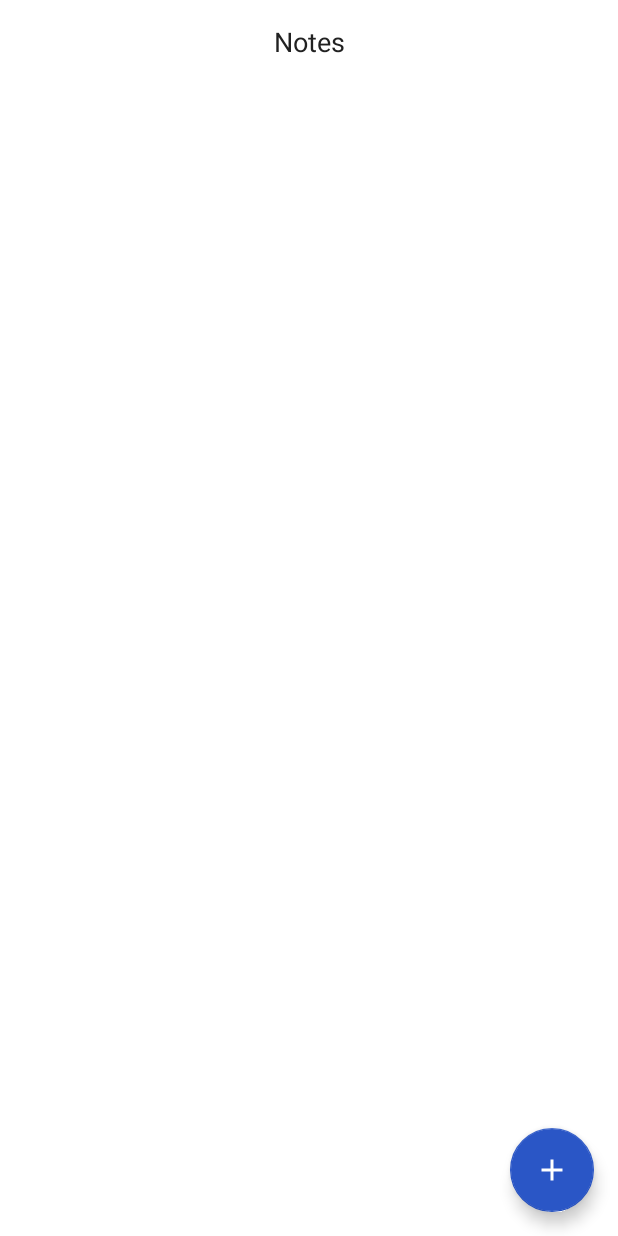
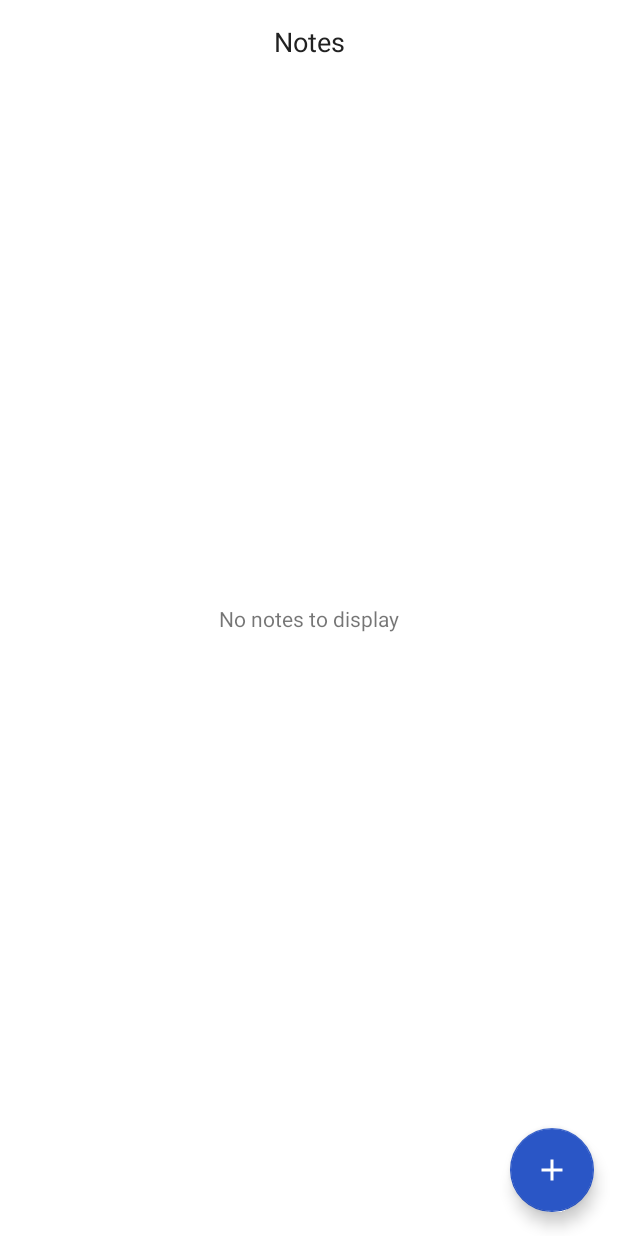
Before and after one commit to muhdsaneef/notesapp, an Android app: the screen it shows after launch (MainActivity), on a phone screen of 412 x 824 dp. Run offline under Robolectric (Android 15) with nearby library versions, the phone set to English and light mode, and no system bars; our stand-ins replace Room's generated code, data binding.

Commit message:
Added empty notes message

```diff
--- a/app/src/main/AndroidManifest.xml
+++ b/app/src/main/AndroidManifest.xml
@@ -11,7 +11,7 @@
             android:theme="@style/AppTheme"
             tools:ignore="GoogleAppIndexingWarning">
         <activity android:name=".activities.NotesEditActivity"
-                  android:windowSoftInputMode="adjustNothing"
+                  android:windowSoftInputMode="adjustPan"
                   android:screenOrientation="portrait"
                   android:theme="@style/AppTheme.NoActionBar"
                   android:configChanges="orientation|screenSize|keyboard|locale">
--- a/app/src/main/java/com/example/notes/activities/MainActivity.kt
+++ b/app/src/main/java/com/example/notes/activities/MainActivity.kt
@@ -88,6 +88,7 @@ class MainActivity : AppCompatActivity() {
     }
 
     private fun updateNotes(listOfNotes: List<Note>?) {
+        binding.isNotesAvailable = listOfNotes != null && listOfNotes.isNotEmpty()
         listOfNotes?.let {
             notesList -> adapter.setNotes(notesList)
         }
--- a/app/src/main/res/layout/activity_main.xml
+++ b/app/src/main/res/layout/activity_main.xml
@@ -3,6 +3,11 @@
         xmlns:app="http://schemas.android.com/apk/res-auto"
         xmlns:tools="http://schemas.android.com/tools"
         tools:context=".activities.MainActivity">
+
+    <data>
+        <variable name="isNotesAvailable" type="Boolean"/>
+        <import type="android.view.View"/>
+    </data>
 
 
     <android.support.constraint.ConstraintLayout
@@ -30,10 +35,20 @@
                 tools:listitem="@layout/item_note"
                 android:paddingStart="@dimen/dimen10"
                 android:paddingEnd="@dimen/dimen10"
+                android:visibility="@{isNotesAvailable ? View.VISIBLE : View.GONE, default=gone}"
                 app:layoutManager="android.support.v7.widget.LinearLayoutManager"
                 app:layout_constraintTop_toBottomOf="@+id/tv_title"
                 app:layout_constraintBottom_toBottomOf="parent"
                 app:layout_constraintStart_toStartOf="parent"/>
+
+        <TextView android:layout_width="wrap_content"
+                  android:layout_height="wrap_content"
+        app:layout_constraintTop_toTopOf="parent"
+        app:layout_constraintBottom_toBottomOf="parent"
+        app:layout_constraintStart_toStartOf="parent"
+        app:layout_constraintEnd_toEndOf="parent"
+                  android:visibility="@{isNotesAvailable ? View.GONE : View.VISIBLE, default=visible}"
+        android:text="@string/message_no_notes_created"/>
 
 
         <android.support.design.widget.FloatingActionButton
--- a/app/src/main/res/layout/activity_notes_edit.xml
+++ b/app/src/main/res/layout/activity_notes_edit.xml
@@ -50,6 +50,7 @@
                     android:layout_marginStart="@dimen/dimen15"
                     android:layout_marginEnd="@dimen/dimen15"
                     android:hint="@string/hint_write_here"
+                    android:inputType="textMultiLine"
                     android:text="@{noteObj.noteContent}"
             android:background="@null"/>
 
--- a/app/src/main/res/values/strings.xml
+++ b/app/src/main/res/values/strings.xml
@@ -8,4 +8,5 @@
     <string name="label_enter_note_name">Note name</string>
     <string name="hint_enter_note_name">Enter note name..</string>
     <string name="message_please_enter_valid_name">Please enter valid name</string>
+    <string name="message_no_notes_created">No notes to display</string>
 </resources>
```
